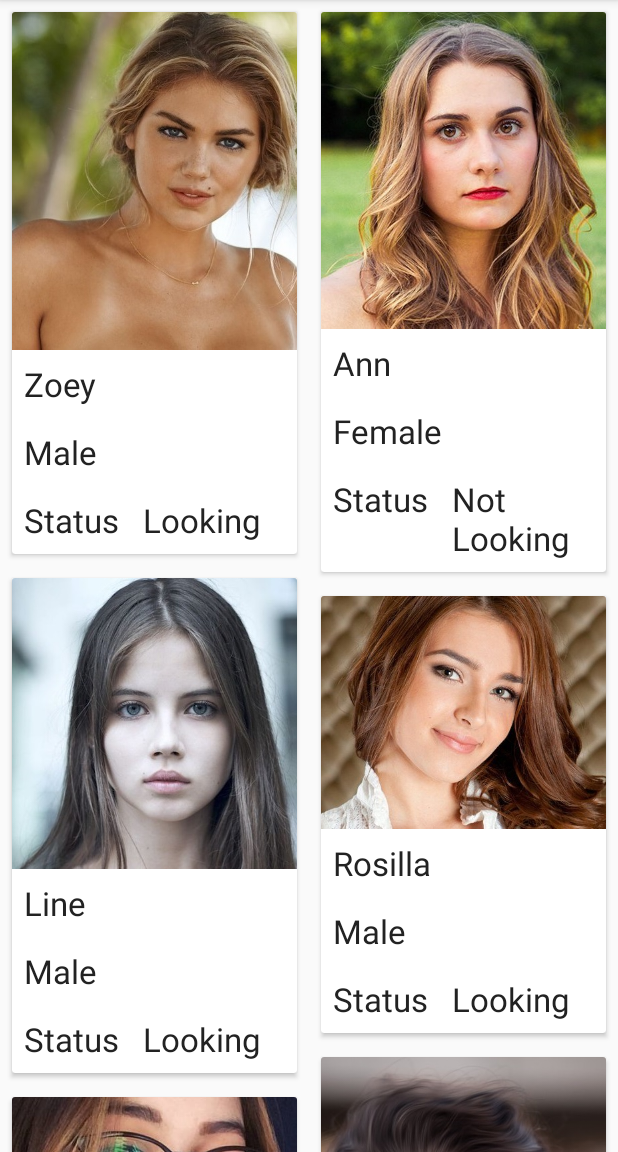
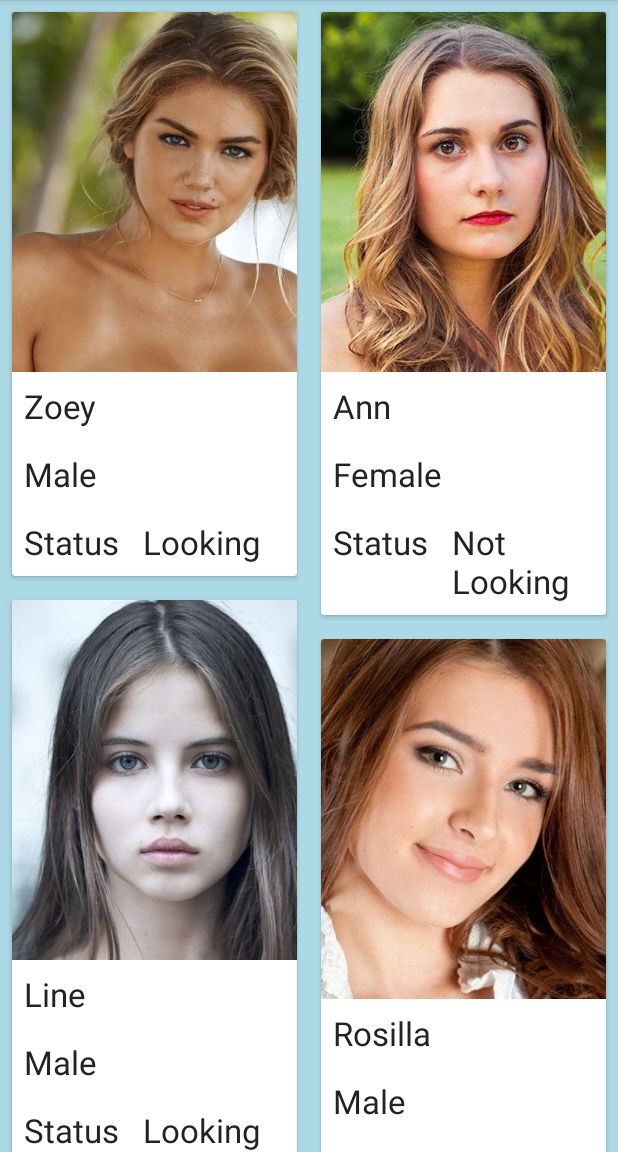
Before and after one commit to OparaBenjamin/effective-navigation, an Android app: the HomeFragment screen opened directly, with no data from a screen before it, on a phone screen of 412 x 824 dp, the part 84-1236 px from its top. Run offline under Robolectric (Android 15) with nearby library versions, the phone set to English and light mode, and no system bars.

Commit message:
fixed bug of not displaying images in some android version

```diff
--- a/app/build.gradle
+++ b/app/build.gradle
@@ -4,7 +4,7 @@ android {
     compileSdkVersion 28
     defaultConfig {
         applicationId "courses.pluralsight.com.tabiandating"
-        minSdkVersion 27
+        minSdkVersion 22
         targetSdkVersion 28
         versionCode 1
         versionName "1.0"
--- a/app/src/main/java/courses/pluralsight/com/tabiandating/HomeFragment.java
+++ b/app/src/main/java/courses/pluralsight/com/tabiandating/HomeFragment.java
@@ -41,7 +41,7 @@ public class HomeFragment extends Fragment {
         }
         mStaggeredGridLayoutManager = new StaggeredGridLayoutManager(2, LinearLayout.VERTICAL);
         mRecyclerView.setLayoutManager(mStaggeredGridLayoutManager);
-        RecyclerViewAdapter adapter = new RecyclerViewAdapter(mUsers, getActivity());
+        RecyclerViewAdapter adapter = new RecyclerViewAdapter(mUsers, getContext());
         mRecyclerView.setAdapter(adapter);
     }
 
--- a/app/src/main/java/courses/pluralsight/com/tabiandating/MainActivity.java
+++ b/app/src/main/java/courses/pluralsight/com/tabiandating/MainActivity.java
@@ -51,7 +51,7 @@ public class MainActivity extends AppCompatActivity {
                     dialog.dismiss();
                 }
             });
-            alertDialog.setIcon(R.drawable.logo);
+            //alertDialog.setIcon(R.drawable.logo);
             alertDialog.setTitle(" ");
             alertDialog.create();
             alertDialog.show();
--- a/app/src/main/res/layout/fragment_home.xml
+++ b/app/src/main/res/layout/fragment_home.xml
@@ -3,6 +3,7 @@
     xmlns:tools="http://schemas.android.com/tools"
     android:layout_width="match_parent"
     android:layout_height="match_parent"
+    android:background="#add8e6"
     tools:context=".HomeFragment">
 
     <android.support.v7.widget.RecyclerView
--- a/app/src/main/res/layout/layout_main_feed.xml
+++ b/app/src/main/res/layout/layout_main_feed.xml
@@ -8,14 +8,13 @@
 
     <LinearLayout
         android:layout_width="match_parent"
-        android:layout_height="match_parent"
+        android:layout_height="wrap_content"
         android:orientation="vertical">
 
         <ImageView
             android:id="@+id/profile_image"
             android:layout_width="match_parent"
-            android:layout_height="wrap_content"
-            android:layout_alignParentTop="true"
+            android:layout_height="240dp"
             android:scaleType="centerCrop"
             app:srcCompat="@mipmap/ic_launcher_round" />
 
```
Also changed, not shown: app/src/main/res/drawable/logo.png (deleted).
